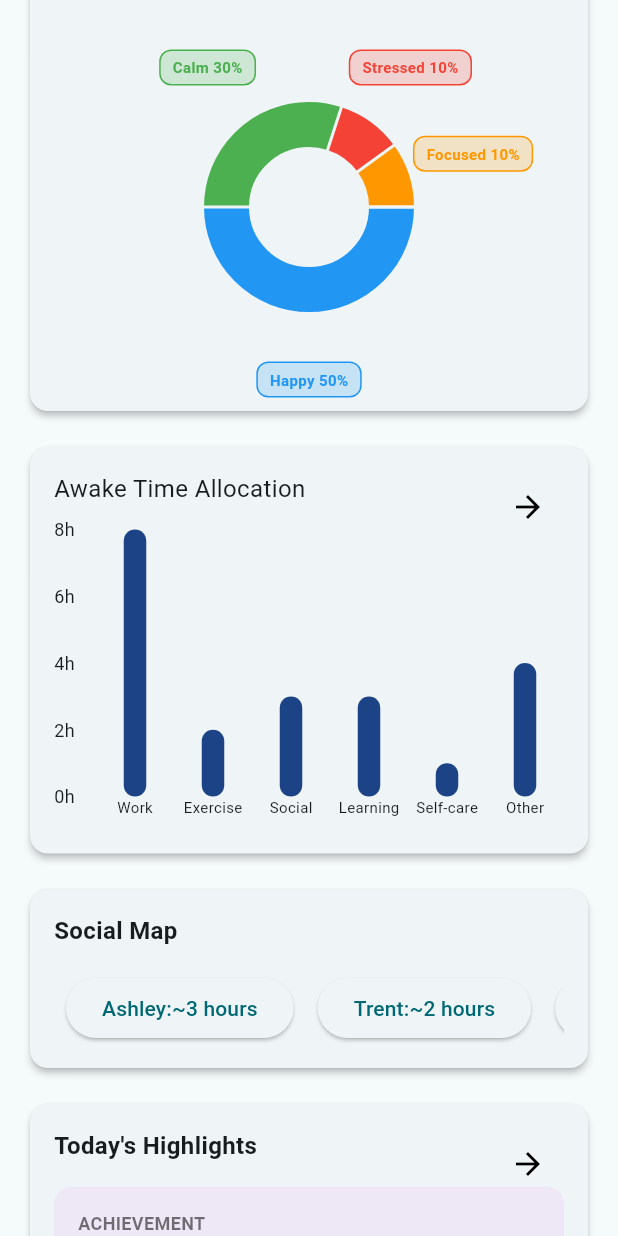
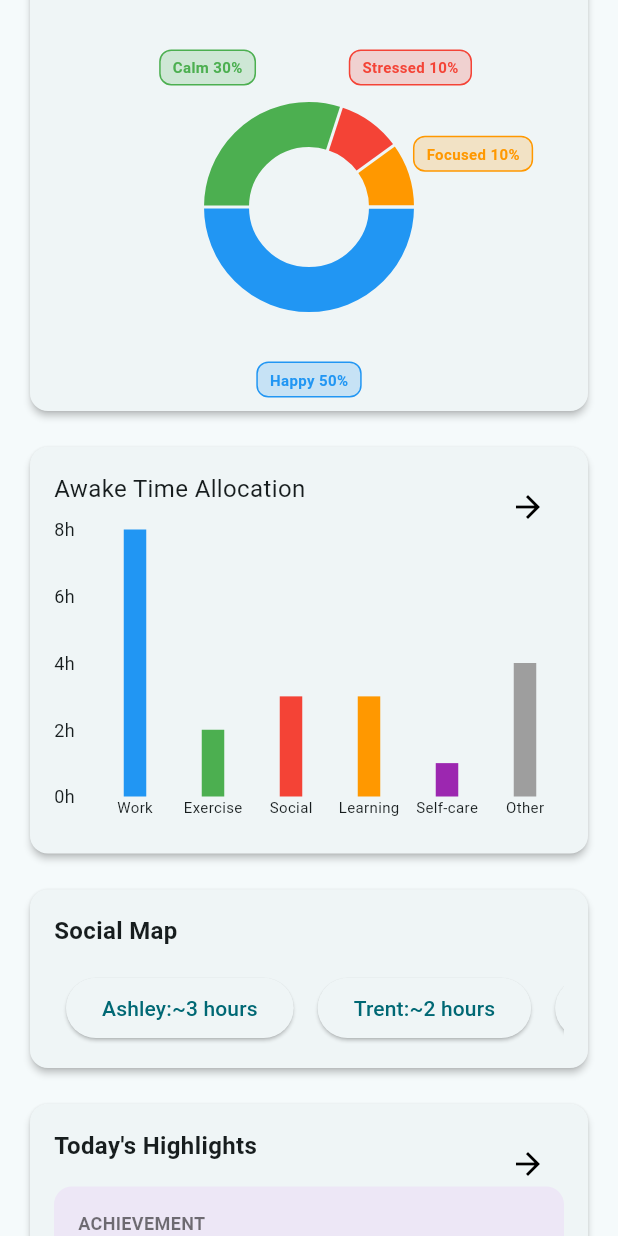
Before and after one commit to Nirva-AI/nirva_app, a Flutter app: the DashboardPage screen opened directly, scrolled down 576 dp, on a phone screen of 412 x 824 dp. Run offline on Flutter 3.47's test engine with Material 3 defaults, Android fonts, the phone set to English and light mode, and no system bars; drawn by our look-alikes of fl_chart; our stand-ins replace connectivity_plus, dio, freezed_annotation, logger, table_calendar; missing offline and left inert: graphview.

Commit message:
初步调整下AwakeTimeAllocationCard。

```diff
--- a/lib/awake_time_allocation_chart.dart
+++ b/lib/awake_time_allocation_card.dart
@@ -1,24 +1,20 @@
-import 'dart:math' as math;
 import 'package:flutter/material.dart';
 import 'package:fl_chart/fl_chart.dart';
 import 'package:nirva_app/data_manager.dart';
-import 'package:nirva_app/awake_time_allocation_details_page.dart'; // 导入新页面
+import 'package:nirva_app/awake_time_allocation_details_page.dart';
 
-final Map<String, Color> awakeTimeColors = {};
+class AwakeTimeAllocationCard extends StatelessWidget {
+  const AwakeTimeAllocationCard({super.key});
 
-class AwakeTimeAllocationChart extends StatelessWidget {
-  const AwakeTimeAllocationChart({super.key});
+  final double _minY = 0;
+  final double _maxY = 8;
+  final double _interval = 2;
 
-  Color _getColor(String label) {
-    if (awakeTimeColors.containsKey(label)) {
-      return awakeTimeColors[label]!;
-    } else {
-      final color = Color(
-        (math.Random().nextDouble() * 0xFFFFFF).toInt(),
-      ).withAlpha(255);
-      awakeTimeColors[label] = color;
-      return color;
+  String _formatLeftTitle(double value) {
+    if (value >= 0 && value <= 8 && value % 2 == 0) {
+      return '${value.toInt()}h';
     }
+    return '';
   }
 
   @override
@@ -45,20 +41,23 @@ class AwakeTimeAllocationChart extends StatelessWidget {
                   child: BarChart(
                     BarChartData(
                       alignment: BarChartAlignment.spaceAround,
-                      maxY: 8,
+                      minY: _minY,
+                      maxY: _maxY,
                       titlesData: FlTitlesData(
                         leftTitles: AxisTitles(
                           sideTitles: SideTitles(
                             showTitles: true,
                             reservedSize: 28,
-                            interval: 2,
+                            interval: _interval,
                             getTitlesWidget: (value, meta) {
-                              if (value >= 0 && value <= 8 && value % 2 == 0) {
+                              String title = _formatLeftTitle(value);
+                              if (title.isNotEmpty) {
                                 return Text(
-                                  '${value.toInt()}h',
+                                  title,
                                   style: const TextStyle(fontSize: 12),
                                 );
                               }
+
                               return const SizedBox.shrink();
                             },
                           ),
@@ -97,8 +96,11 @@ class AwakeTimeAllocationChart extends StatelessWidget {
                                   barRods: [
                                     BarChartRodData(
                                       toY: entry.value.value,
-                                      color: _getColor(entry.value.label),
+                                      //color: _getColor(entry.value.label),
+                                      color: Color(entry.value.color),
                                       width: 15,
+                                      borderRadius:
+                                          BorderRadius.zero, // 添加此行将圆角改为直角
                                     ),
                                   ],
                                 ),
--- a/lib/dashboard_page.dart
+++ b/lib/dashboard_page.dart
@@ -4,7 +4,7 @@ import 'package:nirva_app/stress_level_card.dart';
 import 'package:nirva_app/energy_level_card.dart';
 import 'package:nirva_app/mood_tracking_card.dart';
 import 'package:nirva_app/social_map_view.dart';
-import 'package:nirva_app/awake_time_allocation_chart.dart';
+import 'package:nirva_app/awake_time_allocation_card.dart';
 import 'package:nirva_app/today_highlights_panel.dart';
 import 'package:nirva_app/mood_score_card.dart';
 //import 'package:nirva_app/mood_details_page.dart';
@@ -60,7 +60,7 @@ class DashboardPage extends StatelessWidget {
   }
 
   Widget _buildAwakeTimeAllocation() {
-    return const AwakeTimeAllocationChart();
+    return const AwakeTimeAllocationCard();
   }
 
   Widget _buildSocialMap() {
```
Also changed, not shown: lib/data.dart (+7 -7 lines), lib/fill_test_data.dart (+10 -10 lines), lib/data.freezed.dart, lib/data.g.dart.
